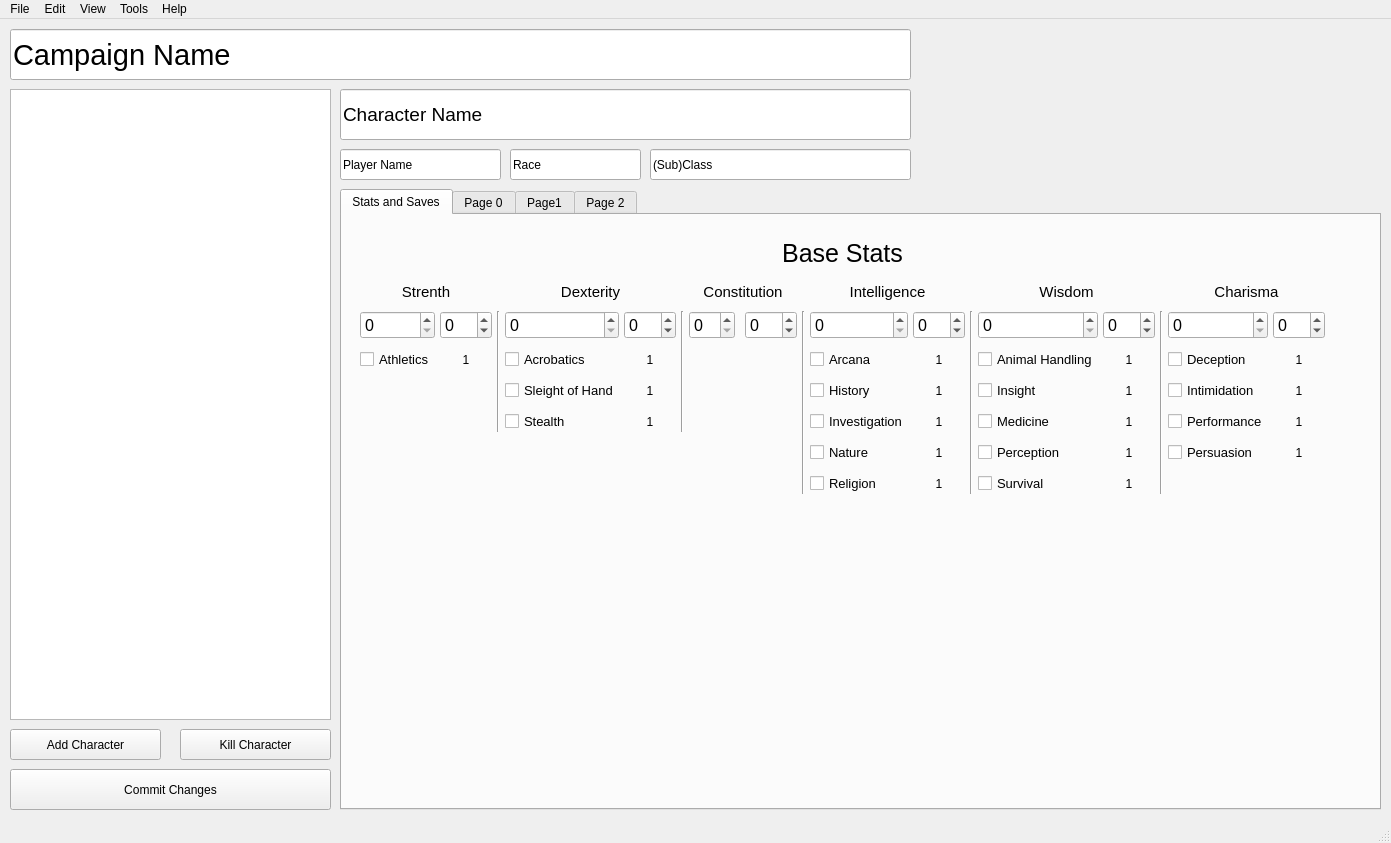
Above: dmanager.ui from mng-25/DungeonManager before the change. Below: the same form after it.
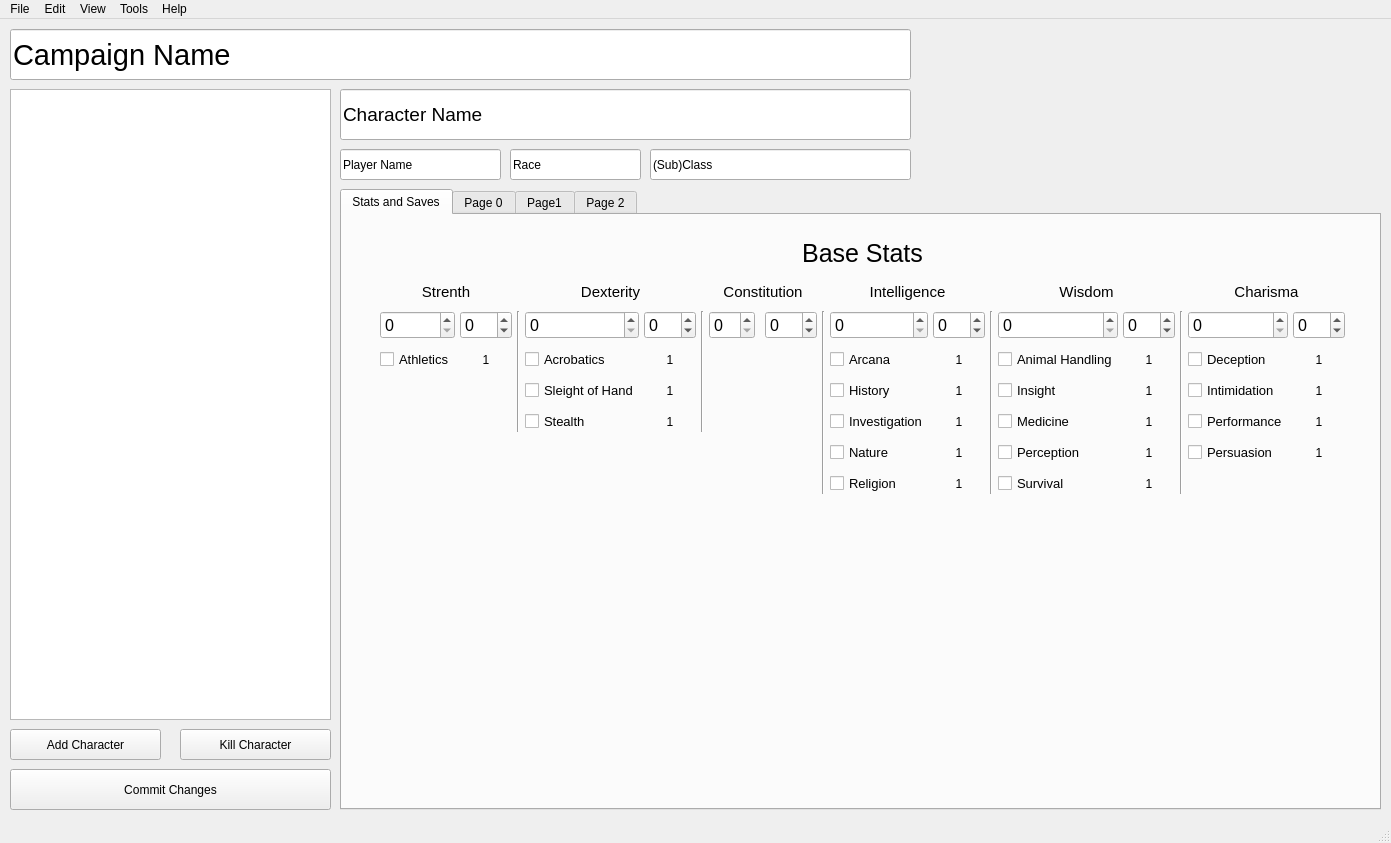
That is the form after the change.

Commit message: Proficiencies can be loaded from file, cannot be entered at this time.

Patch:
```diff
--- a/dmanager.ui
+++ b/dmanager.ui
@@ -39,7 +39,7 @@
      <widget class="QWidget" name="gridLayoutWidget">
       <property name="geometry">
        <rect>
-        <x>-10</x>
+        <x>10</x>
         <y>10</y>
         <width>1021</width>
         <height>281</height>
```
The commit also changes 2 other files.
